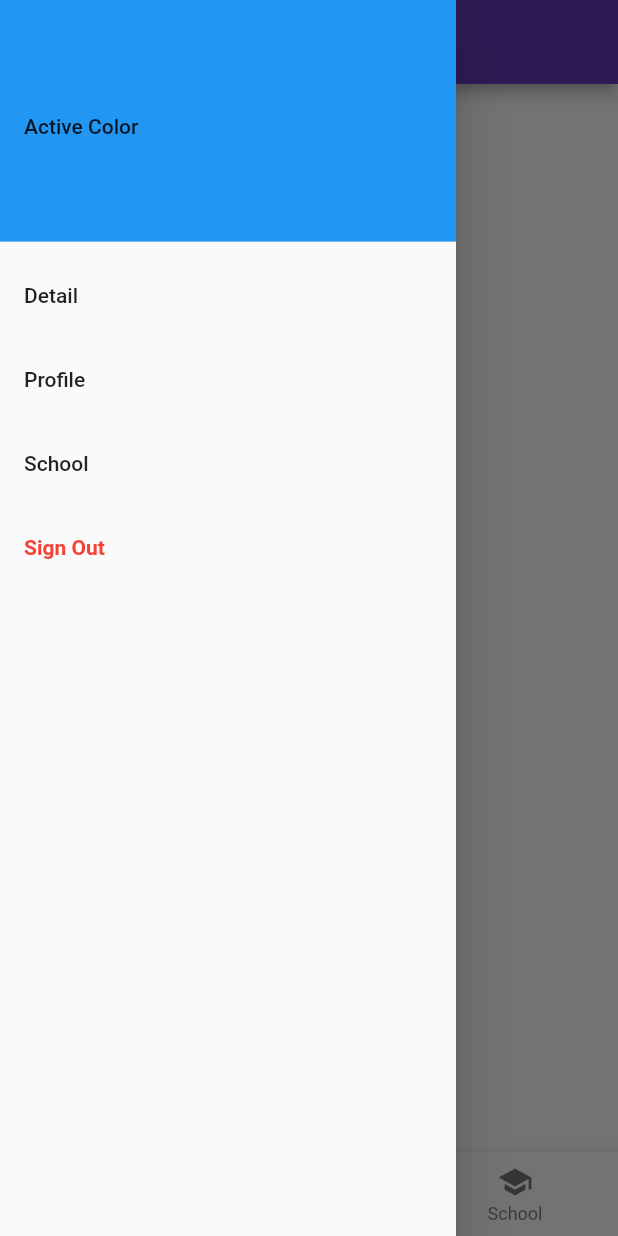
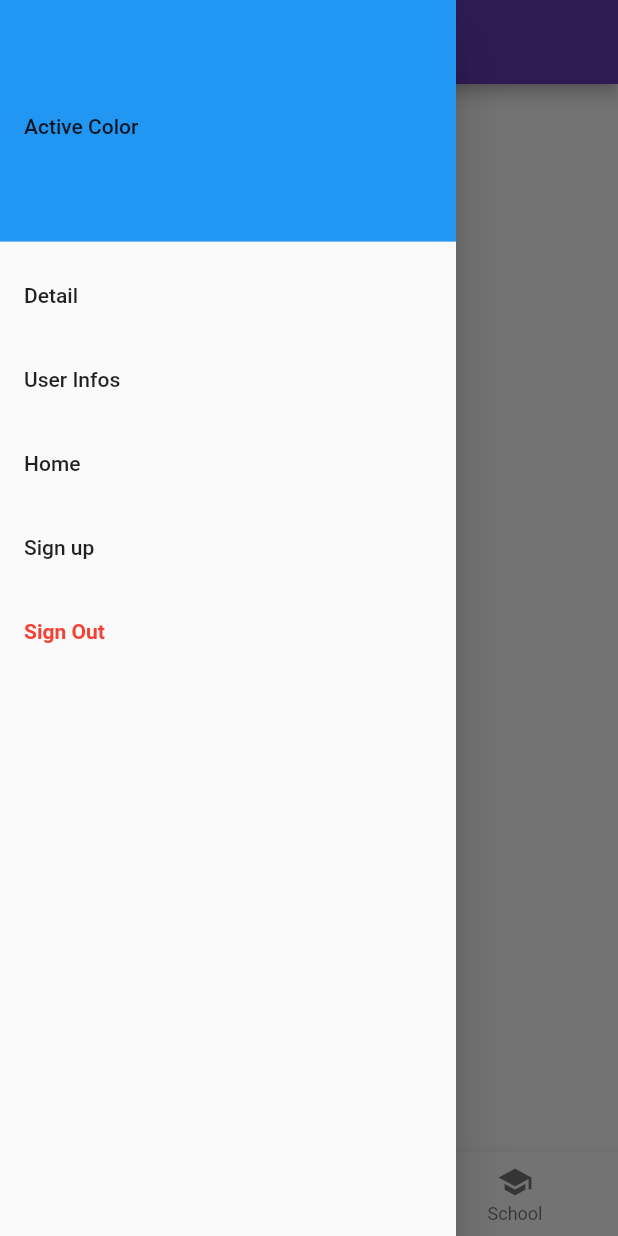
Before and after one commit to Aloisbr/ds24-03, a Flutter app: the HomeScreen screen opened by its route, with the side drawer open, on a phone screen of 412 x 824 dp. Run offline on Flutter 3.47's test engine with Material 2 defaults, Android fonts, the phone set to English and light mode, and no system bars; our stand-ins replace cloud_firestore, firebase_auth, firebase_core; accounts and stored records are empty.

Commit message:
UserInfos

```diff
--- a/lib/components/drawer.dart
+++ b/lib/components/drawer.dart
@@ -25,15 +25,21 @@ class DrawerMenu extends StatelessWidget {
             },
           ),
           ListTile(
-            title: Text('Profile'),
+            title: Text('User Infos'),
             onTap: () {
-              Navigator.pushReplacementNamed(context, '/profile');
+              Navigator.pushReplacementNamed(context, '/user/infos');
             },
           ),
           ListTile(
-            title: Text('School'),
+            title: Text('Home'),
             onTap: () {
-              Navigator.pushNamed(context, '/school');
+              Navigator.pushNamed(context, '/home');
+            },
+          ),
+          ListTile(
+            title: Text('Sign up'),
+            onTap: () {
+              Navigator.pushNamed(context, '/register');
             },
           ),
           ListTile(
--- a/lib/components/globals.dart
+++ /dev/null
@@ -1,3 +0,0 @@
-library dwm14.globals;
-
-String userEmail = '';
--- a/lib/models/movie.dart
+++ b/lib/models/movie.dart
@@ -26,8 +26,7 @@ class Movie {
         actors: json['actors'],
         kind: json['kind'],
         ratings: json['ratings'],
-      releasedDate: json['releasedDate']
-    );
+        releasedDate: json['releasedDate']);
   }
 }
 
--- a/lib/models/user.dart
+++ b/lib/models/user.dart
@@ -1,18 +1,13 @@
-class User {
-  final String email, name;
+class UserInfos {
+  final String email, name, city;
 
-  User({this.email, this.name});
+  UserInfos({this.email, this.name, this.city});
 
   fromJson(json) {
-    return User(
+    return UserInfos(
       email: json['email'],
       name: json['name'],
+      city: json['city'],
     );
   }
 }
-
-class ItemArguments {
-  final String text;
-
-  ItemArguments({this.text});
-}
--- a/lib/routes.dart
+++ b/lib/routes.dart
@@ -1,7 +1,7 @@
 import 'package:dwm14/screens/detail.dart';
 import 'package:dwm14/screens/home.dart';
 import 'package:dwm14/screens/login.dart';
-import 'package:dwm14/screens/profile.dart';
+import 'package:dwm14/screens/userInfos.dart';
 import 'package:dwm14/screens/register.dart';
 import 'package:dwm14/screens/school.dart';
 import 'package:flutter/material.dart';
@@ -11,6 +11,6 @@ final Map<String, WidgetBuilder> routes = {
   '/login': (context) => LoginScreen(),
   '/home': (context) => HomeScreen(),
   '/detail': (context) => DetailScreen(),
-  '/profile': (context) => ProfileScreen(),
+  '/user/infos': (context) => UserScreen(),
   '/school': (context) => SchoolScreen(),
 };
--- a/lib/screens/home.dart
+++ b/lib/screens/home.dart
@@ -32,7 +32,7 @@ class _HomeScreenState extends State<HomeScreen> {
               style: TextStyle(
                   color: Colors.black,
                   fontWeight: FontWeight.bold,
-                  fontSize: 24)),
+                  fontSize: 50)),
           Padding(
             padding: EdgeInsets.all(8.0),
             child: Row(
--- a/lib/screens/login.dart
+++ b/lib/screens/login.dart
@@ -1,6 +1,5 @@
 import 'package:dwm14/components/field.dart';
 import 'package:dwm14/constants/firebase.dart';
-import 'package:dwm14/components/globals.dart';
 import 'package:firebase_auth/firebase_auth.dart';
 import 'package:flutter/material.dart';
 
@@ -31,7 +30,6 @@ class _LoginScreenState extends State<LoginScreen> {
                     onSaved: (value) {
                       setState(() {
                         email = value;
-                        userEmail = value;
                       });
                     },
                     validator: (value) {
```
Also changed, not shown: lib/constants/firebase.dart (+8 -4 lines), lib/screens/register.dart (+18 -1 lines), lib/screens/userInfos.dart (+46 -9 lines). Lines whose indentation alone changed are shown as unchanged.
